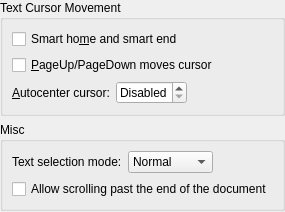
KDE/ktexteditor, file src/dialogs/navigationconfigwidget.ui: the form before one commit.
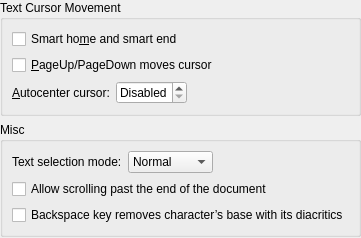
The form after the commit.

Commit message: Fix a regression caused by changing backspace key behavior

What changed in the file:
```diff
--- a/src/dialogs/navigationconfigwidget.ui
+++ b/src/dialogs/navigationconfigwidget.ui
@@ -132,6 +132,16 @@
         </property>
        </widget>
       </item>
+      <item>
+       <widget class="QCheckBox" name="chkBackspaceRemoveComposed">
+        <property name="whatsThis">
+         <string>When selected, composed characters are removed with their diacritics instead of only removing the base character. This is useful for Indic locales.</string>
+        </property>
+        <property name="text">
+         <string>Backspace key removes character’s base with its diacritics</string>
+        </property>
+       </widget>
+      </item>
      </layout>
     </widget>
    </item>
```
The commit also changes 5 other files.
